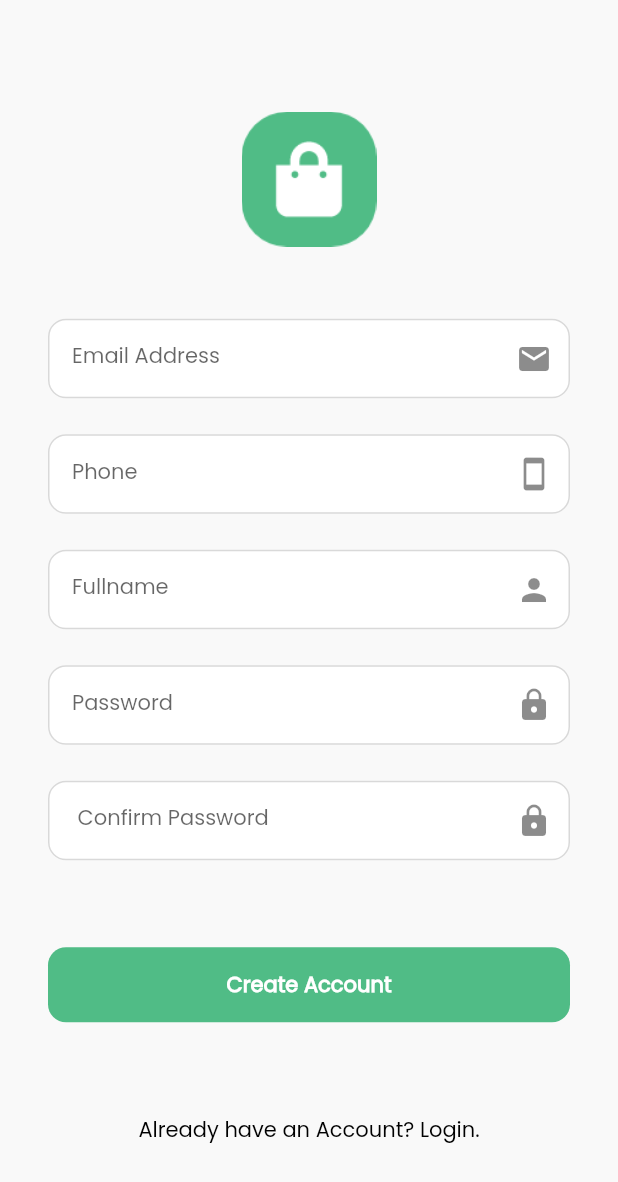
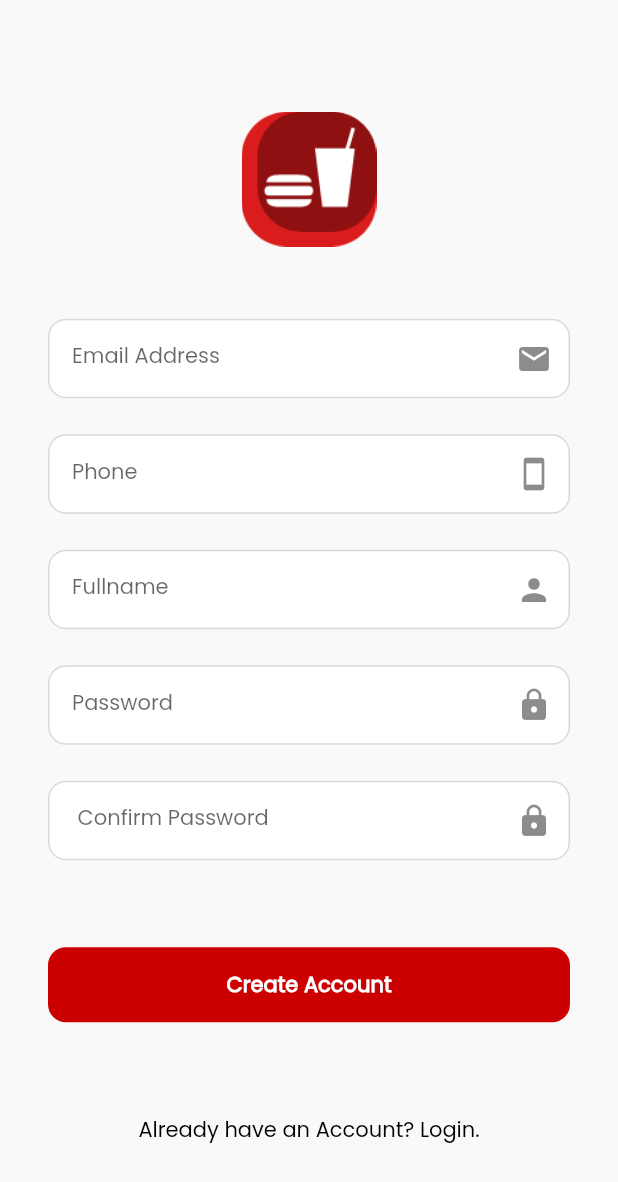
Before and after one commit to Jay-Chudasama/ecommerce, a Flutter app: the screen it shows after launch, on a phone screen of 412 x 824 dp. Shown: the top 1182 px of the screen. Run offline on Flutter 3.47's test engine with Material 2 defaults, Android fonts, the phone set to English and light mode, and no system bars; our stand-ins replace badges, cached_network_image, carousel_slider, dio, dotted_border, firebase_core and 7 more; accounts and stored records are empty.

Commit message:
restraunt updates

```diff
--- a/lib/MyWidgets/CartIconButton.dart
+++ b/lib/MyWidgets/CartIconButton.dart
@@ -33,7 +33,7 @@ class CartIconButton extends StatelessWidget {
               ),
               animationType: BadgeAnimationType.scale,
               child: Icon(
-                FontAwesomeIcons.shoppingCart,
+                FontAwesomeIcons.shoppingBag,
                 color: color,
               )));
     });
--- a/lib/MyWidgets/CartItem.dart
+++ b/lib/MyWidgets/CartItem.dart
@@ -125,7 +125,7 @@ class CartItem extends StatelessWidget {
         child: Column(
       children: [
         Text(
-          'CART TOTAL',
+          'BAG TOTAL',
           style: TextStyle(fontWeight: FontWeight.bold,fontSize: 16),
         ),
         SizedBox(
--- a/lib/constants.dart
+++ b/lib/constants.dart
@@ -28,19 +28,19 @@ const GRID = 3;
 
 const Map<int, Color> color =
 {
-  50:Color.fromRGBO(80,188,134, .1),
-  100:Color.fromRGBO(80,188,134, .2),
-  200:Color.fromRGBO(80,188,134, .3),
-  300:Color.fromRGBO(80,188,134, .4),
-  400:Color.fromRGBO(80,188,134, .5),
-  500:Color.fromRGBO(80,188,134, .6),
-  600:Color.fromRGBO(80,188,134, .7),
-  700:Color.fromRGBO(80,188,134, .8),
-  800:Color.fromRGBO(80,188,134, .9),
-  900:Color.fromRGBO(80,188,134, 1),
+  50:Color.fromRGBO(204,0,0, .1),
+  100:Color.fromRGBO(204,0,0, .2),
+  200:Color.fromRGBO(204,0,0, .3),
+  300:Color.fromRGBO(204,0,0, .4),
+  400:Color.fromRGBO(204,0,0, .5),
+  500:Color.fromRGBO(204,0,0, .6),
+  600:Color.fromRGBO(204,0,0, .7),
+  700:Color.fromRGBO(204,0,0, .8),
+  800:Color.fromRGBO(204,0,0, .9),
+  900:Color.fromRGBO(204,0,0, 1),
 };
 
-const PRIMARY_SWATCH =  MaterialColor(0xff50bc86,color);
+const PRIMARY_SWATCH =  MaterialColor(0xffcc0000,color);
 const SECONDARY_HEADER_COLOR = PRIMARY_SWATCH;
 const APP_BACKGROUND_COLOR =     Color(0xfff9f9f9);
 
--- a/lib/home/fragments/cart/cart_screen.dart
+++ b/lib/home/fragments/cart/cart_screen.dart
@@ -5,7 +5,7 @@ class CartScreen extends StatelessWidget {
   @override
   Widget build(BuildContext context) {
     return Scaffold(
-      appBar: AppBar(title: Text("My Cart",style: TextStyle(color: Colors.white),),),
+      appBar: AppBar(title: Text("My Bag",style: TextStyle(color: Colors.white),),),
       body: CartFragment(),
     );
   }
--- a/lib/home/home_screen.dart
+++ b/lib/home/home_screen.dart
@@ -35,7 +35,7 @@ class HomeScreen extends StatefulWidget {
     DrawerItem("Home", FontAwesomeIcons.home),
     DrawerItem("My Orders", FontAwesomeIcons.box),
     DrawerItem("My Coupons", FontAwesomeIcons.ticketAlt),
-    DrawerItem("My Cart", FontAwesomeIcons.shoppingCart),
+    DrawerItem("My Bag", FontAwesomeIcons.shoppingBag),
     DrawerItem("My Wishlist", FontAwesomeIcons.solidHeart),
     DrawerItem("My Account", FontAwesomeIcons.solidUserCircle),
   ];
@@ -102,7 +102,7 @@ class HomeScreenState extends State<HomeScreen> {
                     width: 8,
                   ),
                   Text(
-                    'MYMALL',
+                    'FOODMALL',
                     style: TextStyle(
                         fontWeight: FontWeight.bold, color: Colors.white),
                   )
--- a/lib/shippingdetails/shippingdetails_screen.dart
+++ b/lib/shippingdetails/shippingdetails_screen.dart
@@ -403,7 +403,7 @@ class _ShippingDetailsScreenState extends State<ShippingDetailsScreen> {
       "stage": stage,
       "notifyUrl": notifyUrl,
       "tokenData": tokenData,
-      "color1": "#50bc86",
+      "color1": "#ff0000",
       "color2": "#ffffff"
     };
     print('done');
```
Also changed, not shown: lib/productdetails/product_details_screen.dart (+5 -5 lines), assets/images/logo.png.
